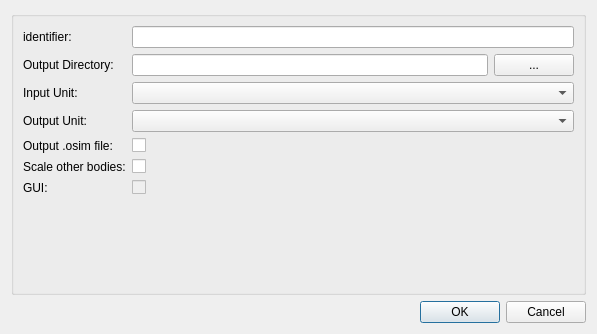
mapclient-plugins/fieldworkgait2392geomstep, file mapclientplugins/fieldworkgait2392geomstep/qt/configuredialog.ui: the form before one commit.
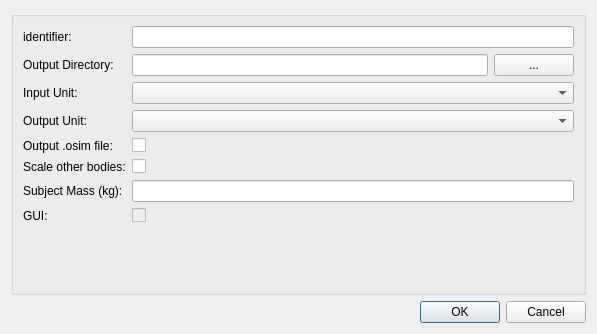
The form after the commit.

Commit message: added mass normalisation against subject mass

The edit to the form file:
```diff
--- a/mapclientplugins/fieldworkgait2392geomstep/qt/configuredialog.ui
+++ b/mapclientplugins/fieldworkgait2392geomstep/qt/configuredialog.ui
@@ -102,14 +102,14 @@
         </property>
        </widget>
       </item>
-      <item row="6" column="0">
+      <item row="7" column="0">
        <widget class="QLabel" name="label_11">
         <property name="text">
          <string>GUI:</string>
         </property>
        </widget>
       </item>
-      <item row="6" column="1">
+      <item row="7" column="1">
        <widget class="QCheckBox" name="checkBox_GUI">
         <property name="enabled">
          <bool>false</bool>
@@ -119,6 +119,16 @@
         </property>
        </widget>
       </item>
+      <item row="6" column="0">
+       <widget class="QLabel" name="label_5">
+        <property name="text">
+         <string>Subject Mass (kg):</string>
+        </property>
+       </widget>
+      </item>
+      <item row="6" column="1">
+       <widget class="QLineEdit" name="lineEdit_subject_mass"/>
+      </item>
      </layout>
     </widget>
    </item>
```
The commit also changes 4 other files.
